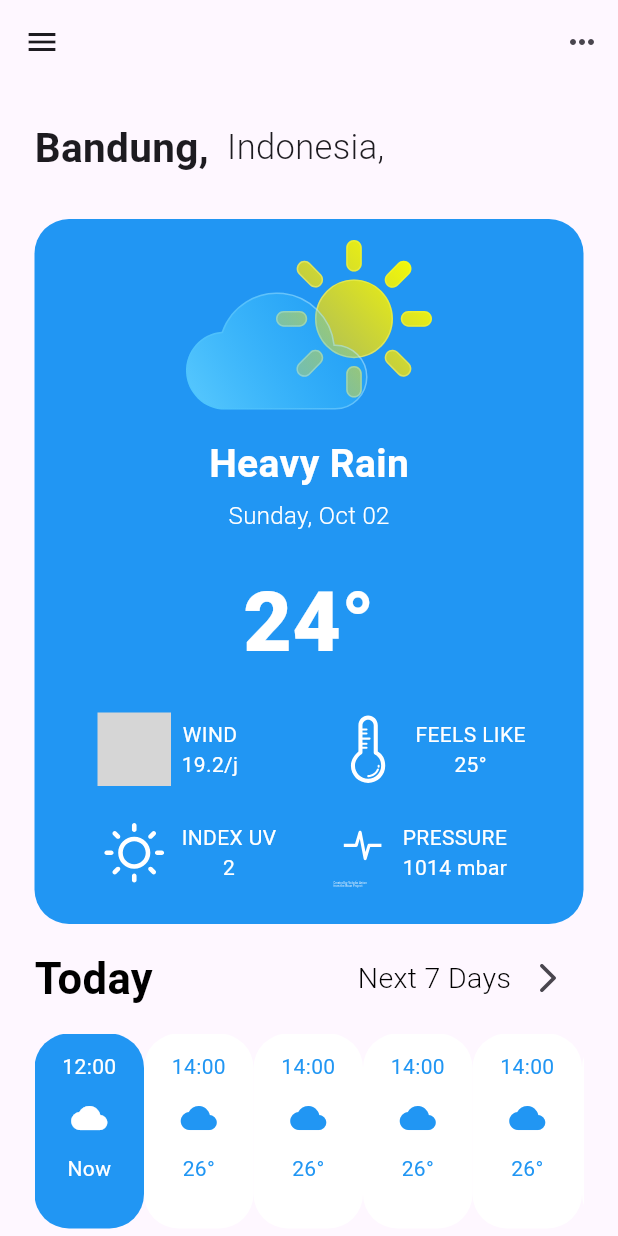
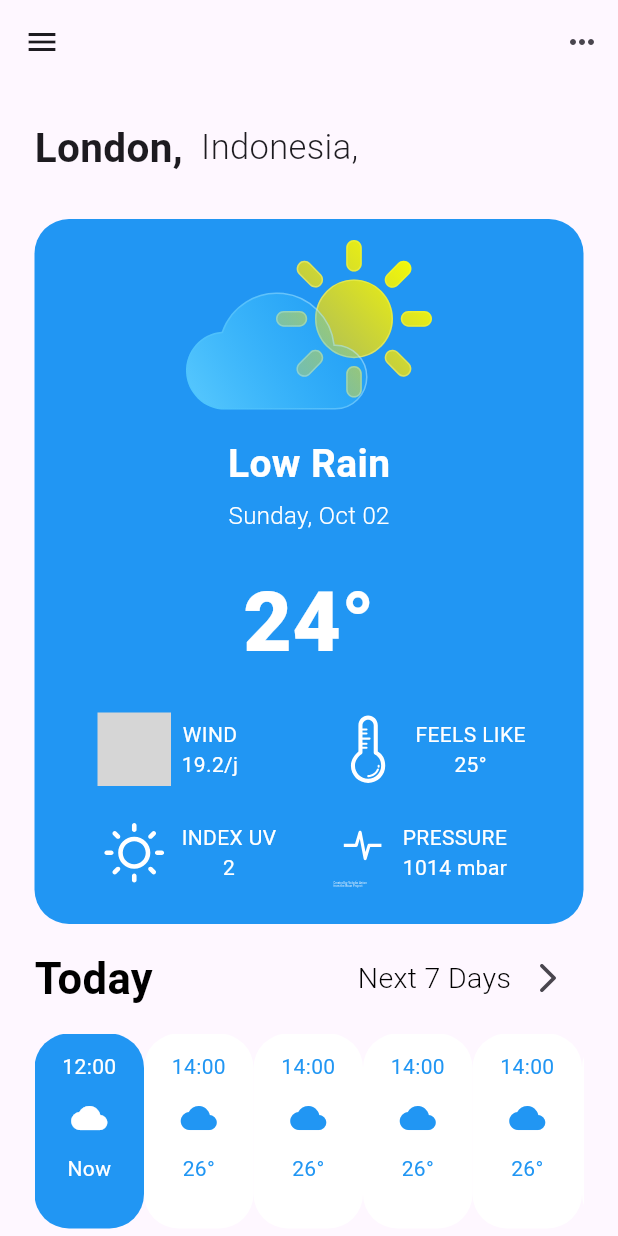
Before and after one commit to Tursunali008/vazifa_27, a Flutter app: the Weather screen opened directly, on a phone screen of 412 x 824 dp. Run offline on Flutter 3.47's test engine with Material 3 defaults, Android fonts, the phone set to English and light mode, and no system bars; our stand-ins replace flutter_svg; grey boxes are pictures that could not be loaded.

Commit message:
commentga bir qara

```diff
--- a/lib/screen/weather.dart
+++ b/lib/screen/weather.dart
@@ -27,7 +27,7 @@ class _WeatherState extends State<Weather> {
             const Row(
               children: [
                 Text(
-                  'Bandung,',
+                  'London,',
                   style: TextStyle(fontSize: 27, fontWeight: FontWeight.bold),
                 ),
                 SizedBox(
@@ -56,7 +56,7 @@ class _WeatherState extends State<Weather> {
                   height: 12,
                 ),
                 const Text(
-                  'Heavy Rain',
+                  'Low Rain',
                   style: TextStyle(
                       fontSize: 26,
                       fontWeight: FontWeight.bold,
```
Also changed, not shown: assets/images/cvUi.png (added), assets/images/wether.png (added), assets/images/wether_2.png (added), 1 other file.
